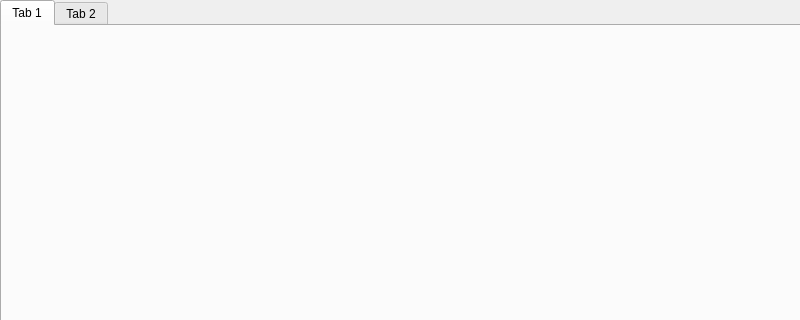
Before: the Qt Designer form wmm/src/DataSourceManager.ui in AndyBRoswell/wmm, drawn with Qt 5; both pictures show x 0 to 800 and y 0 to 320 of the 800 by 600 pixel window.
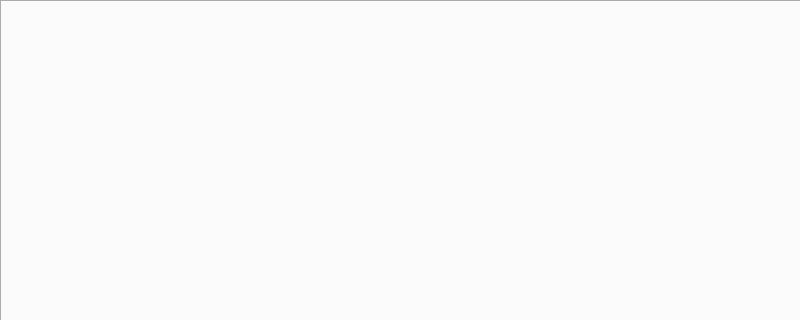
After: the same form once the commit is applied.

Diff of the .ui file:
```diff
--- a/wmm/src/DataSourceManager.ui
+++ b/wmm/src/DataSourceManager.ui
@@ -26,16 +26,6 @@
     <property name="currentIndex">
      <number>0</number>
     </property>
-    <widget class="QWidget" name="MongoDB">
-     <attribute name="title">
-      <string>Tab 1</string>
-     </attribute>
-    </widget>
-    <widget class="QWidget" name="FileSystem">
-     <attribute name="title">
-      <string>Tab 2</string>
-     </attribute>
-    </widget>
    </widget>
   </widget>
   <widget class="QMenuBar" name="MenuBar">
```
Left out of the diff: 2 changed lines with no effect on the pictures.
